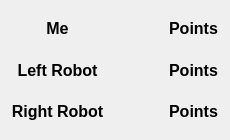
wen2ms/fight_the_landlord, file scorepanel.ui: the form before one commit.
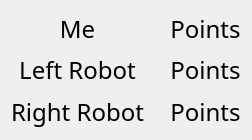
The form after the commit.

Commit message: Feat: add background image

```diff
--- a/scorepanel.ui
+++ b/scorepanel.ui
@@ -10,6 +10,12 @@
     <height>140</height>
    </rect>
   </property>
+  <property name="font">
+   <font>
+    <family>Academy Engraved LET</family>
+    <pointsize>14</pointsize>
+   </font>
+  </property>
   <property name="windowTitle">
    <string>Form</string>
   </property>
@@ -18,9 +24,9 @@
     <widget class="QLabel" name="label">
      <property name="font">
       <font>
-       <family>Arial</family>
-       <pointsize>12</pointsize>
-       <bold>true</bold>
+       <family>AppleGothic</family>
+       <pointsize>18</pointsize>
+       <bold>false</bold>
       </font>
      </property>
      <property name="text">
@@ -35,9 +41,9 @@
     <widget class="QLabel" name="my_score">
      <property name="font">
       <font>
-       <family>Arial</family>
-       <pointsize>12</pointsize>
-       <bold>true</bold>
+       <family>AppleGothic</family>
+       <pointsize>18</pointsize>
+       <bold>false</bold>
       </font>
      </property>
      <property name="text">
@@ -52,9 +58,9 @@
     <widget class="QLabel" name="label_3">
      <property name="font">
       <font>
-       <family>Arial</family>
-       <pointsize>12</pointsize>
-       <bold>true</bold>
+       <family>AppleGothic</family>
+       <pointsize>18</pointsize>
+       <bold>false</bold>
       </font>
      </property>
      <property name="text">
@@ -69,9 +75,9 @@
     <widget class="QLabel" name="label_4">
      <property name="font">
       <font>
-       <family>Arial</family>
-       <pointsize>12</pointsize>
-       <bold>true</bold>
+       <family>AppleGothic</family>
+       <pointsize>18</pointsize>
+       <bold>false</bold>
       </font>
      </property>
      <property name="text">
@@ -86,9 +92,9 @@
     <widget class="QLabel" name="left_score">
      <property name="font">
       <font>
-       <family>Arial</family>
-       <pointsize>12</pointsize>
-       <bold>true</bold>
+       <family>AppleGothic</family>
+       <pointsize>18</pointsize>
+       <bold>false</bold>
       </font>
      </property>
      <property name="text">
@@ -103,9 +109,9 @@
     <widget class="QLabel" name="label_8">
      <property name="font">
       <font>
-       <family>Arial</family>
-       <pointsize>12</pointsize>
-       <bold>true</bold>
+       <family>AppleGothic</family>
+       <pointsize>18</pointsize>
+       <bold>false</bold>
       </font>
      </property>
      <property name="text">
@@ -120,9 +126,9 @@
     <widget class="QLabel" name="label_5">
      <property name="font">
       <font>
-       <family>Arial</family>
-       <pointsize>12</pointsize>
-       <bold>true</bold>
+       <family>AppleGothic</family>
+       <pointsize>18</pointsize>
+       <bold>false</bold>
       </font>
      </property>
      <property name="text">
@@ -137,9 +143,9 @@
     <widget class="QLabel" name="right_score">
      <property name="font">
       <font>
-       <family>Arial</family>
-       <pointsize>12</pointsize>
-       <bold>true</bold>
+       <family>AppleGothic</family>
+       <pointsize>18</pointsize>
+       <bold>false</bold>
       </font>
      </property>
      <property name="text">
@@ -154,9 +160,9 @@
     <widget class="QLabel" name="label_9">
      <property name="font">
       <font>
-       <family>Arial</family>
-       <pointsize>12</pointsize>
-       <bold>true</bold>
+       <family>AppleGothic</family>
+       <pointsize>18</pointsize>
+       <bold>false</bold>
       </font>
      </property>
      <property name="text">
```
The commit also changes 2 other files.
